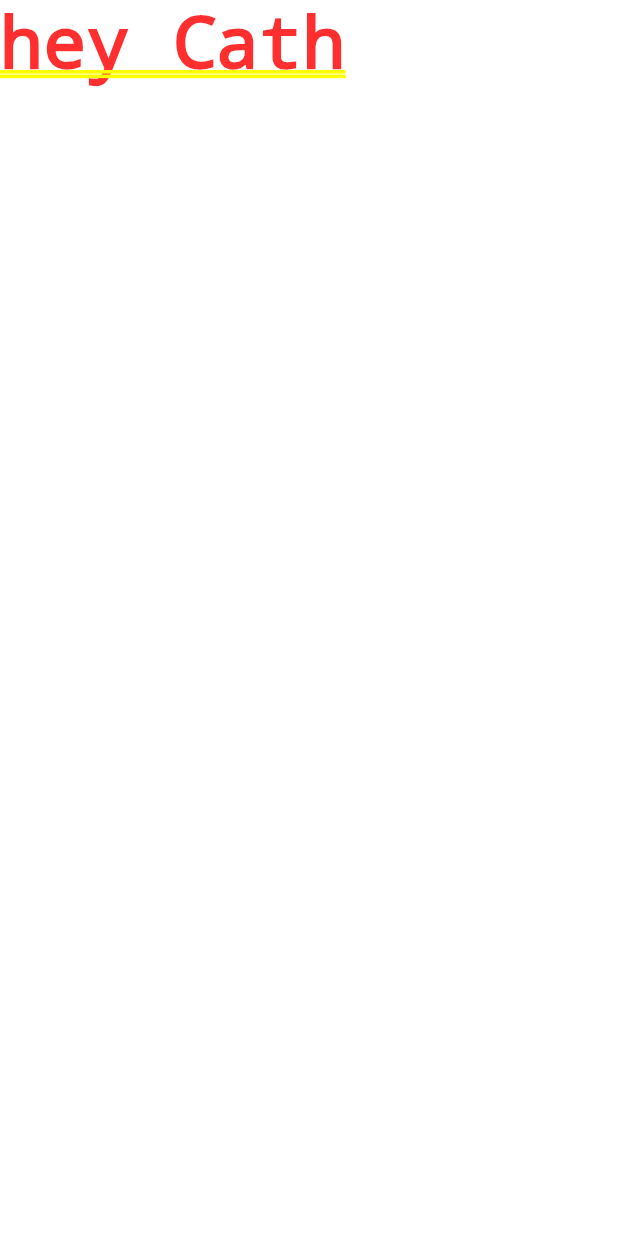
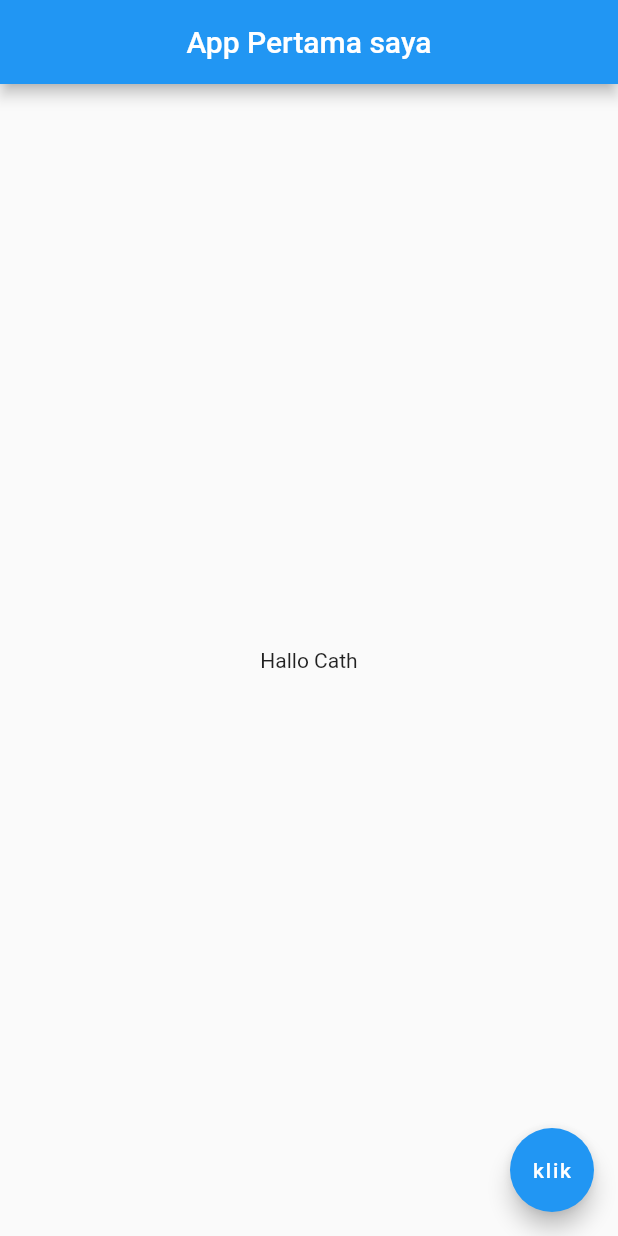
Before and after one commit to nyunpar/flutter_first, a Flutter app: the screen it shows after launch, on a phone screen of 412 x 824 dp. Run offline on Flutter 3.47's test engine with Material 2 defaults, Android fonts, the phone set to English and light mode, and no system bars.

Commit message:
scaffold dan appbar

```diff
--- a/lib/main.dart
+++ b/lib/main.dart
@@ -1,5 +1,18 @@
 import 'package:flutter/material.dart';
+import 'package:flutter/rendering.dart';
 
 void main() =>  runApp(MaterialApp(
-  home:Text('hey Cath'),
+  home:Scaffold(
+    appBar:AppBar(
+      title:Text('App Pertama saya'),
+      centerTitle: true,
+    ),
+    body:Center(
+      child:Text('Hallo Cath') ,
+    ),
+    floatingActionButton: FloatingActionButton(
+      onPressed: (){},
+      child:Text("klik")
+    ),
+  ),
 ));
```
